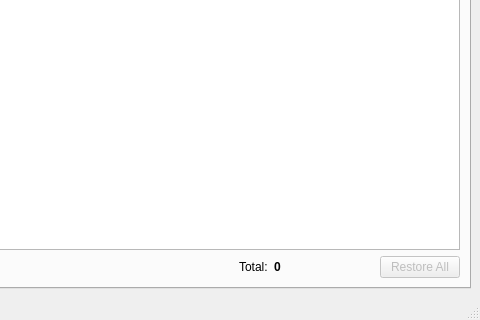
Above: mainwindow.ui from morozanime/myTape before the change; both pictures show x 672 to 1152 and y 459 to 779 of the 1152 by 779 pixel window. Below: the same form after it.
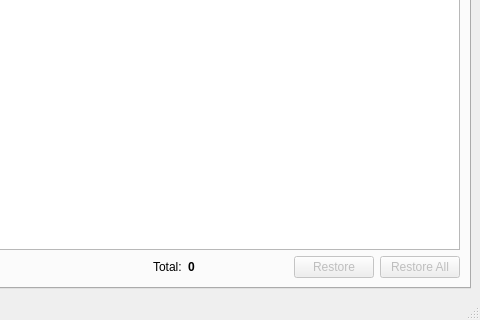
That is the form after the change. The open tabs and pages were chosen to show the change.

Diff of the .ui file:
```diff
--- a/mainwindow.ui
+++ b/mainwindow.ui
@@ -272,6 +272,16 @@
             </property>
            </widget>
           </item>
+          <item>
+           <widget class="QPushButton" name="pushButtonRestore">
+            <property name="enabled">
+             <bool>false</bool>
+            </property>
+            <property name="text">
+             <string>Restore</string>
+            </property>
+           </widget>
+          </item>
           <item>
            <widget class="QPushButton" name="pushButtonRestoreAll">
             <property name="enabled">
```
Left out of the diff: 8 changed lines with no effect on the pictures.
